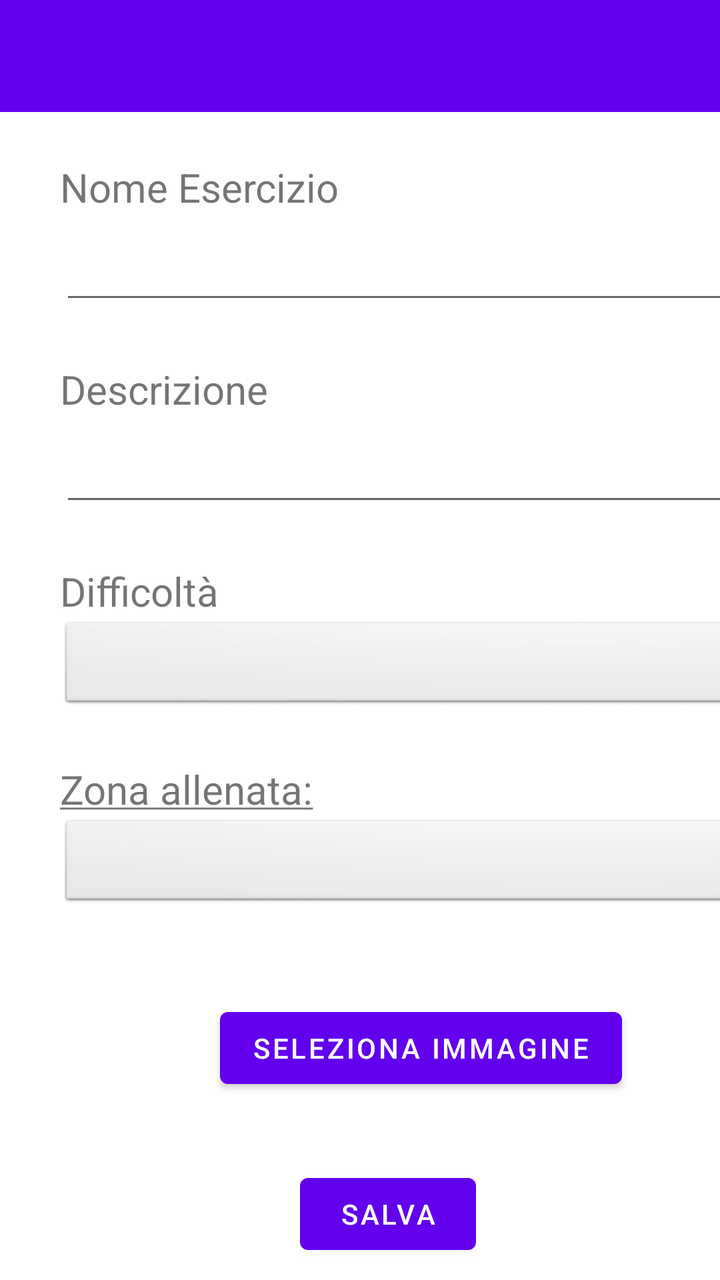
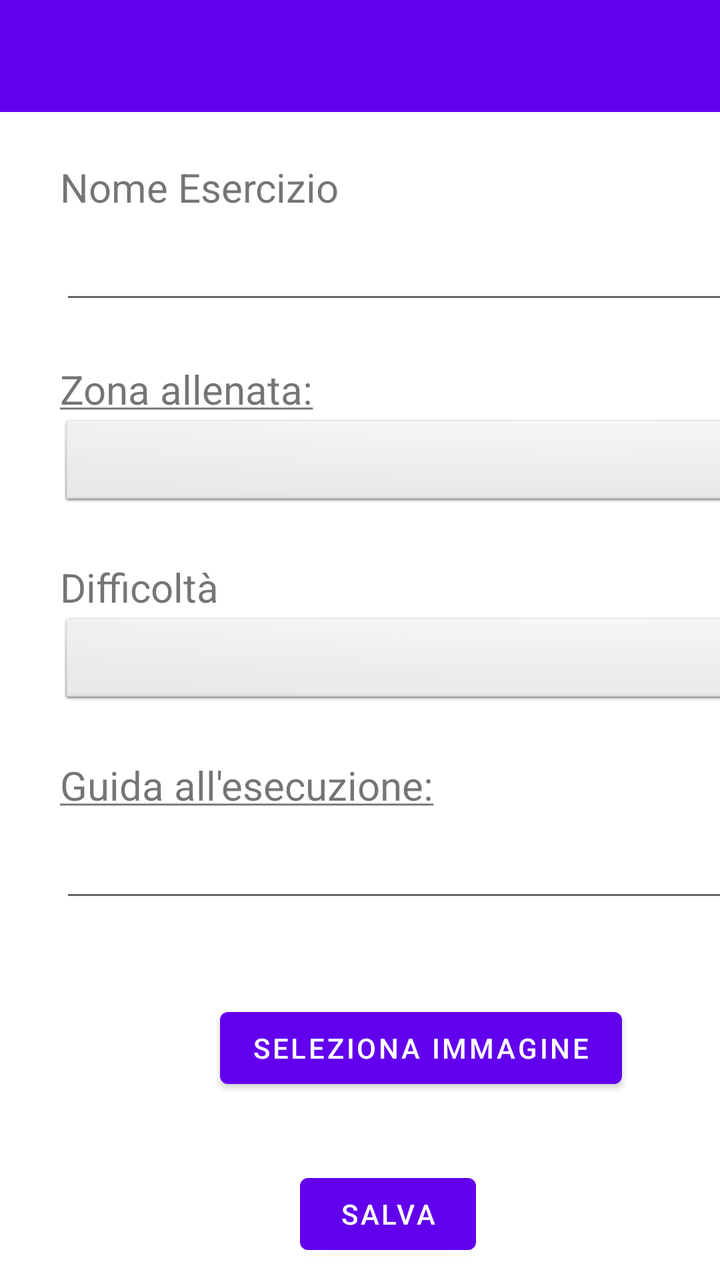

Before-and-after screenshots of an Android layout around one commit, followed by the original layout XML and the change that was made.
<!-- AndroidManifest.xml: application theme Theme.YourCali -->
<!-- res/layout/activity_exercise_creation.xml -->
<?xml version="1.0" encoding="utf-8"?>
<LinearLayout xmlns:android="http://schemas.android.com/apk/res/android"
    xmlns:tools="http://schemas.android.com/tools"
    android:layout_width="match_parent"
    android:layout_height="match_parent"
    android:orientation="vertical"
    tools:context=".ExerciseCreationActivity">

    <androidx.appcompat.widget.Toolbar
        android:id="@+id/exerciseCreationToolbar"
        android:layout_width="match_parent"
        android:layout_height="wrap_content"
        android:background="?attr/colorPrimary"
        android:minHeight="?attr/actionBarSize"
        android:theme="?attr/actionBarTheme" />

    <Space
        android:id="@+id/space"
        android:layout_width="403dp"
        android:layout_height="24dp" />

    <TextView
        android:layout_width="wrap_content"
        android:layout_height="wrap_content"
        android:layout_marginStart="30sp"
        android:text="@string/nome_esercizio"
        android:textSize="20sp" />

    <EditText
        android:id="@+id/exerciseNamePlain"
        android:layout_width="360sp"
        android:layout_height="50sp"
        android:layout_marginStart="30sp"
        android:autofillHints=""
        android:ems="10"
        android:inputType="textPersonName"
        android:labelFor="@+id/exerciseNamePlain"
        tools:ignore="SpeakableTextPresentCheck" />

    <Space
        android:id="@+id/space2"
        android:layout_width="match_parent"
        android:layout_height="24dp" />

    <TextView
        android:id="@+id/textView2"
        android:layout_width="wrap_content"
        android:layout_height="wrap_content"
        android:layout_marginStart="30sp"
        android:text="@string/descrizione"
        android:textSize="20sp" />

    <EditText
        android:id="@+id/descriptionPlain"
        android:layout_width="360sp"
        android:layout_height="50sp"
        android:layout_marginStart="30sp"
        android:autofillHints=""
        android:inputType="textMultiLine"
        android:labelFor="@id/descriptionPlain"
        tools:ignore="SpeakableTextPresentCheck" />

    <Space
        android:layout_width="match_parent"
        android:layout_height="24dp" />

    <TextView
        android:id="@+id/textView3"
        android:layout_width="wrap_content"
        android:layout_height="wrap_content"
        android:layout_marginStart="30sp"
        android:text="@string/difficolt"
        android:textSize="20sp" />

    <Spinner
        android:id="@+id/spinnerDifficolta"
        android:layout_width="360dp"
        android:layout_height="48dp"
        android:layout_marginStart="30sp"
        android:background="@android:drawable/btn_dropdown"
        android:spinnerMode="dropdown"
        tools:ignore="SpeakableTextPresentCheck" />

    <Space
        android:id="@+id/space3"
        android:layout_width="match_parent"
        android:layout_height="24dp" />

    <TextView
        android:id="@+id/textView4"
        android:layout_width="wrap_content"
        android:layout_height="wrap_content"
        android:layout_marginStart="30sp"
        android:text="@string/zona_allenata"
        android:textSize="20sp" />

    <Spinner
        android:id="@+id/spinnerZona"
        android:layout_width="360dp"
        android:layout_height="48dp"
        android:layout_marginStart="30sp"
        android:background="@android:drawable/btn_dropdown"
        android:spinnerMode="dropdown"
        tools:ignore="SpeakableTextPresentCheck" />

    <Space
        android:id="@+id/space4"
        android:layout_width="403dp"
        android:layout_height="24dp" />

    <LinearLayout
        android:layout_width="match_parent"
        android:layout_height="79dp"
        android:orientation="horizontal">

        <ImageView
            android:id="@+id/imageView"
            android:layout_width="80dp"
            android:layout_height="80dp"
            android:layout_marginStart="30sp"
            android:contentDescription="@string/immagine_esercizio"/>

        <Button
            android:id="@+id/gallery"
            android:layout_width="wrap_content"
            android:layout_height="wrap_content"
            android:layout_marginTop="20sp"
            android:text="@string/seleziona_immagine" />
    </LinearLayout>

    <Space
        android:layout_width="match_parent"
        android:layout_height="24dp" />

    <Button
        android:id="@+id/manageWorkoutPlansButton"
        android:layout_width="wrap_content"
        android:layout_height="wrap_content"
        android:layout_marginStart="150sp"
        android:gravity="center"
        android:text="@string/salva"
        android:textAlignment="center" />

</LinearLayout>
<!-- resources referenced by this layout -->
<resources>
  <string name="descrizione">Descrizione</string>
  <string name="difficolt">Difficoltà</string>
  <string name="immagine_esercizio">Immagine esercizio</string>
  <string name="nome_esercizio">Nome Esercizio</string>
  <string name="salva">Salva</string>
  <string name="seleziona_immagine">Seleziona immagine</string>
  <string name="zona_allenata"><u>Zona allenata:</u></string>
  <style name="Theme.YourCali" parent="Theme.MaterialComponents.DayNight.NoActionBar">
          
          <item name="colorPrimary">@color/purple_500</item>
          <item name="colorPrimaryVariant">@color/purple_700</item>
          <item name="colorOnPrimary">@color/white</item>
          
          <item name="colorSecondary">@color/teal_200</item>
          <item name="colorSecondaryVariant">@color/teal_700</item>
          <item name="colorOnSecondary">@color/black</item>
          
          <item name="android:statusBarColor" tools:targetApi="l">@color/DarkOrange</item>
          
      </style>
  <color name="purple_500">#FF6200EE</color>
  <color name="purple_700">#FF3700B3</color>
  <color name="white">#FFFFFFFF</color>
  <color name="teal_200">#FF03DAC5</color>
  <color name="teal_700">#FF018786</color>
  <color name="black">#FF000000</color>
  <color name="DarkOrange">#FFFC7C35</color>
</resources>

<!-- the commit's change to res/layout/activity_exercise_creation.xml (unified diff, before → after) -->
@@ -38,29 +38,28 @@
         tools:ignore="SpeakableTextPresentCheck" />
 
     <Space
-        android:id="@+id/space2"
         android:layout_width="match_parent"
         android:layout_height="24dp" />
 
     <TextView
-        android:id="@+id/textView2"
+        android:id="@+id/textView4"
         android:layout_width="wrap_content"
         android:layout_height="wrap_content"
         android:layout_marginStart="30sp"
-        android:text="@string/descrizione"
+        android:text="@string/zona_allenata"
         android:textSize="20sp" />
 
-    <EditText
-        android:id="@+id/descriptionPlain"
-        android:layout_width="360sp"
-        android:layout_height="50sp"
+    <Spinner
+        android:id="@+id/spinnerZona"
+        android:layout_width="360dp"
+        android:layout_height="48dp"
         android:layout_marginStart="30sp"
-        android:autofillHints=""
-        android:inputType="textMultiLine"
-        android:labelFor="@id/descriptionPlain"
+        android:background="@android:drawable/btn_dropdown"
+        android:spinnerMode="dropdown"
         tools:ignore="SpeakableTextPresentCheck" />
 
     <Space
+        android:id="@+id/space2"
         android:layout_width="match_parent"
         android:layout_height="24dp" />
 
@@ -87,20 +86,21 @@
         android:layout_height="24dp" />
 
     <TextView
-        android:id="@+id/textView4"
+        android:id="@+id/textView2"
         android:layout_width="wrap_content"
         android:layout_height="wrap_content"
         android:layout_marginStart="30sp"
-        android:text="@string/zona_allenata"
+        android:text="@string/guida_all_esecuzione"
         android:textSize="20sp" />
 
-    <Spinner
-        android:id="@+id/spinnerZona"
-        android:layout_width="360dp"
-        android:layout_height="48dp"
+    <EditText
+        android:id="@+id/helpGuidePlain"
+        android:layout_width="360sp"
+        android:layout_height="50sp"
         android:layout_marginStart="30sp"
-        android:background="@android:drawable/btn_dropdown"
-        android:spinnerMode="dropdown"
+        android:autofillHints=""
+        android:inputType="textMultiLine"
+        android:labelFor="@id/helpGuidePlain"
         tools:ignore="SpeakableTextPresentCheck" />
 
     <Space
@@ -133,7 +133,7 @@
         android:layout_height="24dp" />
 
     <Button
-        android:id="@+id/manageWorkoutPlansButton"
+        android:id="@+id/saveExerciseButton"
         android:layout_width="wrap_content"
         android:layout_height="wrap_content"
         android:layout_marginStart="150sp"
<!-- resource entries referenced after the edit -->
@@ -1,7 +1,7 @@
 <!-- resources referenced by this layout -->
 <resources>
-  <string name="descrizione">Descrizione</string>
   <string name="difficolt">Difficoltà</string>
+  <string name="guida_all_esecuzione"><u>Guida all\'esecuzione:</u></string>
   <string name="immagine_esercizio">Immagine esercizio</string>
   <string name="nome_esercizio">Nome Esercizio</string>
   <string name="salva">Salva</string>
